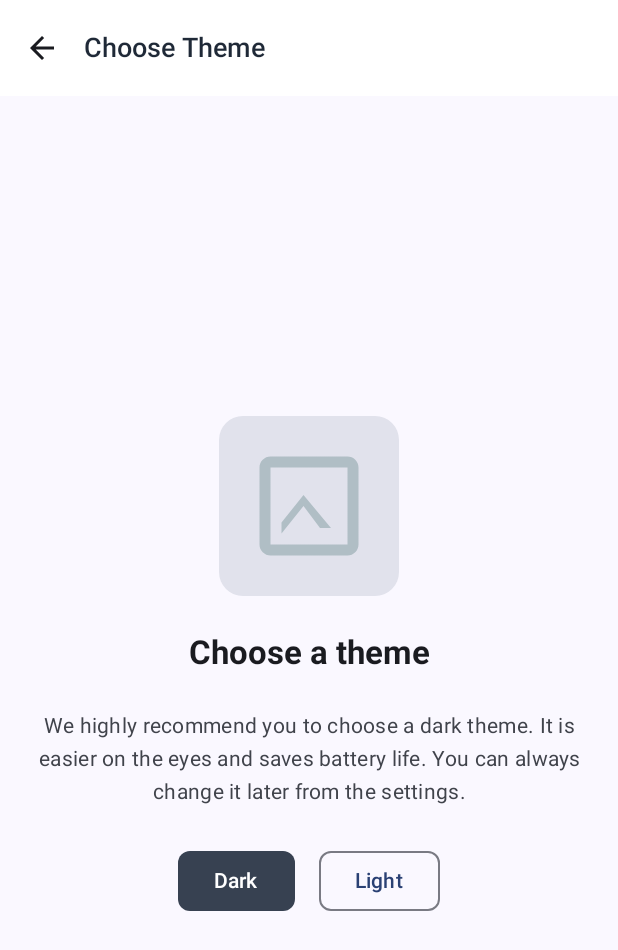
After one commit to coderehan/Siraathal-Musthaqeem, an Android app built with Jetpack Compose: the composable ThemeSelectionScreen shown on its own in the app's theme, on a phone screen of 412 x 824 dp. The commit adds this screen. Shown: the top 950 px of the screen. Run offline under Robolectric (Android 15) with nearby library versions, the phone set to English and light mode, and no system bars.

Commit message:
Implemented dark theme feature

```diff
--- a/app/src/main/java/com/islamicapp/siraathalmusthaqeem/di/KoinModules.kt
+++ b/app/src/main/java/com/islamicapp/siraathalmusthaqeem/di/KoinModules.kt
@@ -5,6 +5,8 @@ import com.islamicapp.siraathalmusthaqeem.screen.hadith.HadithViewModel
 import com.islamicapp.siraathalmusthaqeem.screen.hijricalendar.HijriCalendarViewModel
 import com.islamicapp.siraathalmusthaqeem.screen.quran.juz.JuzViewModel
 import com.islamicapp.siraathalmusthaqeem.screen.quran.surah.SurahViewModel
+import com.islamicapp.siraathalmusthaqeem.screen.theme.ThemeViewModel
+import com.islamicapp.siraathalmusthaqeem.utils.PreferencesManager
 import org.koin.dsl.module
 import org.koin.core.module.dsl.viewModel
 
@@ -20,5 +22,7 @@ val appModule = module {
     viewModel { HadithViewModel(get()) }
     viewModel { SurahViewModel(get()) }
     viewModel { JuzViewModel(get()) }
+    viewModel { ThemeViewModel(get()) }
+    single { PreferencesManager(get()) }
 
 }
--- a/app/src/main/java/com/islamicapp/siraathalmusthaqeem/screen/navigation/Navigation.kt
+++ b/app/src/main/java/com/islamicapp/siraathalmusthaqeem/screen/navigation/Navigation.kt
@@ -28,6 +28,7 @@ import com.islamicapp.siraathalmusthaqeem.utils.PreferencesManager
 import com.islamicapp.siraathalmusthaqeem.screen.qibla.QiblaScreen
 import com.islamicapp.siraathalmusthaqeem.screen.quran.juz.JuzDetailScreen
 import com.islamicapp.siraathalmusthaqeem.screen.quran.surah.SurahDetailScreen
+import com.islamicapp.siraathalmusthaqeem.screen.theme.ThemeSelectorWrapper
 
 @Composable
 fun Navigation(preferencesManager: PreferencesManager) {
@@ -52,6 +53,11 @@ fun Navigation(preferencesManager: PreferencesManager) {
         // Profile
         composable(NavigationItem.Profile.route) {
             ProfileScreen(navController = navController, preferencesManager = preferencesManager)
+        }
+
+        // Theme Selection
+        composable("theme") {
+            ThemeSelectorWrapper(navController = navController)
         }
 
         // Home
--- a/app/src/main/java/com/islamicapp/siraathalmusthaqeem/screen/navigation/NavigationItem.kt
+++ b/app/src/main/java/com/islamicapp/siraathalmusthaqeem/screen/navigation/NavigationItem.kt
@@ -20,5 +20,6 @@ sealed class NavigationItem(val route: String) {
     data object Quran : NavigationItem("quran")
     data object Dua : NavigationItem("dua")
     data object Tasbeeh : NavigationItem("tasbeeh")
+    data object Theme : NavigationItem("theme")
 
 }
--- /dev/null
+++ b/app/src/main/java/com/islamicapp/siraathalmusthaqeem/screen/theme/ThemeSelectionScreen.kt
@@ -0,0 +1,138 @@
+package com.islamicapp.siraathalmusthaqeem.screen.theme
+
+import androidx.compose.foundation.Image
+import androidx.compose.foundation.background
+import androidx.compose.foundation.layout.*
+import androidx.compose.foundation.shape.RoundedCornerShape
+import androidx.compose.material3.*
+import androidx.compose.runtime.*
+import androidx.compose.ui.Alignment
+import androidx.compose.ui.Modifier
+import androidx.compose.ui.graphics.Color
+import androidx.compose.ui.res.painterResource
+import androidx.compose.ui.text.font.FontWeight
+import androidx.compose.ui.text.style.TextAlign
+import androidx.compose.ui.unit.dp
+import androidx.compose.ui.unit.sp
+import androidx.navigation.NavController
+import com.islamicapp.siraathalmusthaqeem.R
+import com.islamicapp.siraathalmusthaqeem.ui.theme.SiraathalMusthaqeemTheme
+import com.islamicapp.siraathalmusthaqeem.utils.CommonActionBar
+import org.koin.androidx.compose.koinViewModel
+
+@OptIn(ExperimentalMaterial3Api::class)
+@Composable
+fun ThemeSelectionScreen(
+    navController: NavController,
+    isDarkTheme: Boolean,
+    onThemeSelected: (Boolean) -> Unit
+) {
+    Scaffold(
+        topBar = {
+            CommonActionBar(title = "Choose Theme", navController = navController)
+        }
+    ) { padding ->
+        Box(
+            modifier = Modifier
+                .fillMaxSize()
+                .background(MaterialTheme.colorScheme.background)
+                .padding(padding),
+            contentAlignment = Alignment.Center
+        ) {
+            Column(
+                modifier = Modifier
+                    .fillMaxWidth()
+                    .padding(horizontal = 24.dp),
+                horizontalAlignment = Alignment.CenterHorizontally,
+                verticalArrangement = Arrangement.spacedBy(24.dp)
+            ) {
+                // --- Theme Preview Image ---
+                Image(
+                    painter = painterResource(id = R.drawable.ic_theme_placeholder),
+                    contentDescription = null,
+                    modifier = Modifier
+                        .size(120.dp)
+                        .background(
+                            MaterialTheme.colorScheme.surfaceVariant,
+                            shape = RoundedCornerShape(16.dp)
+                        )
+                        .padding(16.dp)
+                )
+
+                // --- Heading ---
+                Text(
+                    text = "Choose a theme",
+                    style = MaterialTheme.typography.titleLarge.copy(
+                        fontWeight = FontWeight.Bold,
+                        color = MaterialTheme.colorScheme.onBackground
+                    ),
+                    textAlign = TextAlign.Center
+                )
+
+                // --- Description ---
+                Text(
+                    text = "We highly recommend you to choose a dark theme. It is easier on the eyes and saves battery life. You can always change it later from the settings.",
+                    style = MaterialTheme.typography.bodyMedium.copy(
+                        color = MaterialTheme.colorScheme.onSurfaceVariant,
+                        lineHeight = 22.sp
+                    ),
+                    textAlign = TextAlign.Center
+                )
+
+                // --- Theme Buttons ---
+                Row(
+                    horizontalArrangement = Arrangement.spacedBy(16.dp),
+                    verticalAlignment = Alignment.CenterVertically
+                ) {
+                    Button(
+                        onClick = { onThemeSelected(true) },
+                        shape = RoundedCornerShape(8.dp),
+                        colors = ButtonDefaults.buttonColors(
+                            containerColor = if (isDarkTheme)
+                                MaterialTheme.colorScheme.primary
+                            else
+                                Color(0xFF374151)
+                        )
+                    ) {
+                        Text(
+                            text = "Dark",
+                            color = Color.White,
+                            fontWeight = FontWeight.SemiBold
+                        )
+                    }
+
+                    OutlinedButton(
+                        onClick = { onThemeSelected(false) },
+                        shape = RoundedCornerShape(8.dp),
+                        colors = ButtonDefaults.outlinedButtonColors(
+                            contentColor = MaterialTheme.colorScheme.primary
+                        )
+                    ) {
+                        Text(
+                            text = "Light",
+                            fontWeight = FontWeight.SemiBold
+                        )
+                    }
+                }
+            }
+        }
+    }
+}
+
+@Composable
+fun ThemeSelectorWrapper(
+    navController: NavController,
+    viewModel: ThemeViewModel = koinViewModel()
+) {
+    val isDarkTheme by viewModel.isDarkTheme.collectAsState()
+
+    SiraathalMusthaqeemTheme(darkTheme = isDarkTheme) {
+        ThemeSelectionScreen(
+            navController = navController,
+            isDarkTheme = isDarkTheme,
+            onThemeSelected = { selectedDark ->
+                viewModel.setDarkTheme(selectedDark)
+            }
+        )
+    }
+}
```
Also changed, not shown: app/src/main/java/com/islamicapp/siraathalmusthaqeem/MainActivity.kt (+9 -3 lines), app/src/main/java/com/islamicapp/siraathalmusthaqeem/screen/home/HomeScreen.kt (+6 -1 lines), app/src/main/java/com/islamicapp/siraathalmusthaqeem/screen/theme/ThemeViewModel.kt (added, +26 -0 lines), app/src/main/java/com/islamicapp/siraathalmusthaqeem/utils/PreferencesManager.kt (+12 -0 lines).
